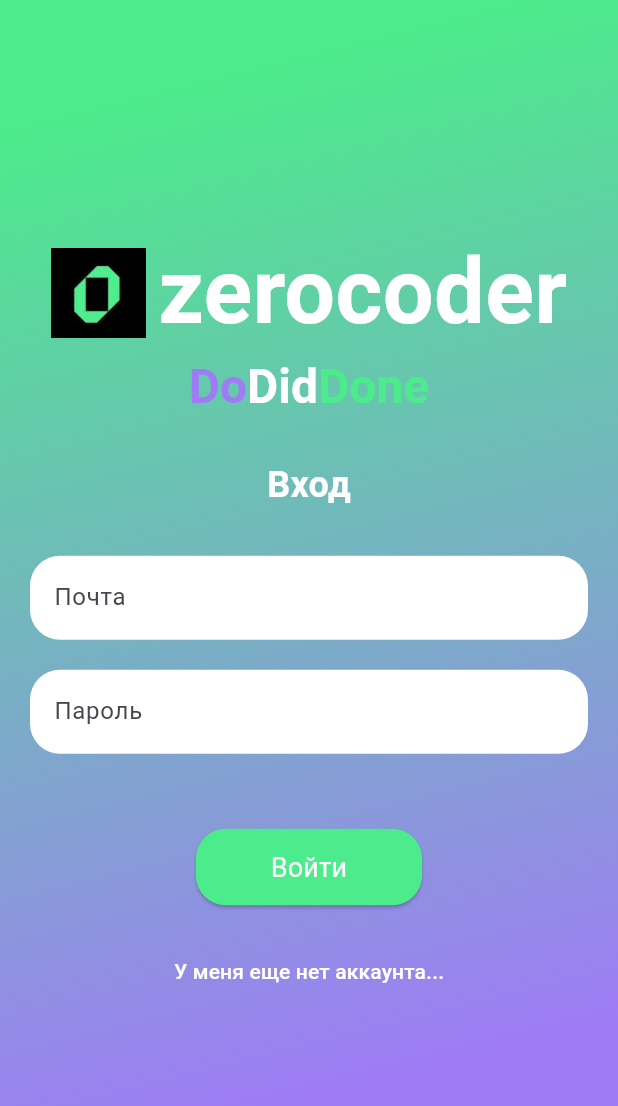
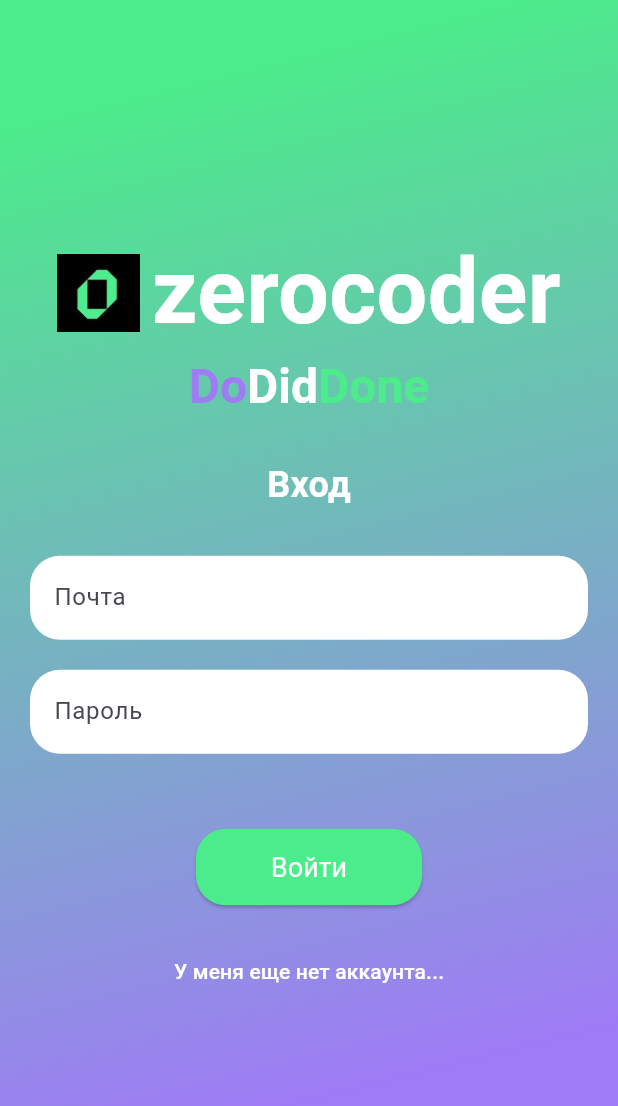
Before and after one commit to alex1261bat/zc_dodiddone, a Flutter app: the screen it shows after launch, on a phone screen of 412 x 824 dp. Shown: the top 1106 px of the screen. Run offline on Flutter 3.47's test engine with Material 3 defaults, Android fonts, the phone set to English and light mode, and no system bars.

Commit message:
login page logo

```diff
--- a/lib/pages/login_page.dart
+++ b/lib/pages/login_page.dart
@@ -42,7 +42,7 @@ class _LoginPageState extends State<LoginPage> {
                 children: [
                   Image.asset(
                     'assets/zc_logo.png', // Замените на правильный путь к файлу
-                    height: 60, // Устанавливаем высоту изображения
+                    height: 52, // Устанавливаем высоту изображения
                   ),
                   const SizedBox(width: 8),
                   // Добавляем текст "zerocoder"
```
